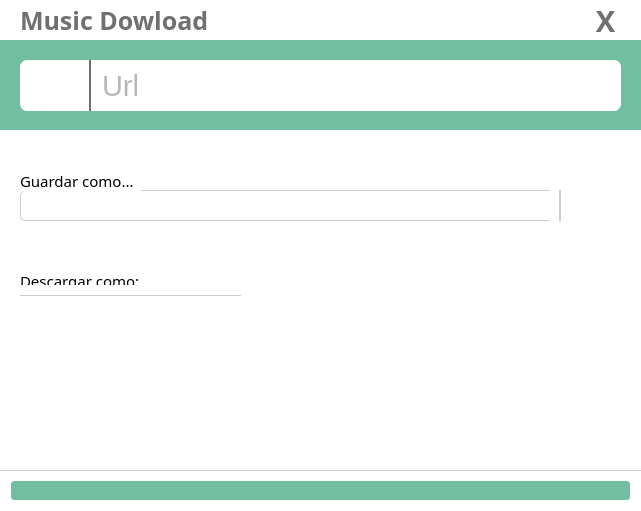
Above: Ui/Ui_Main.ui from javi20gu/Music_Download before the change. Below: the same form after it.
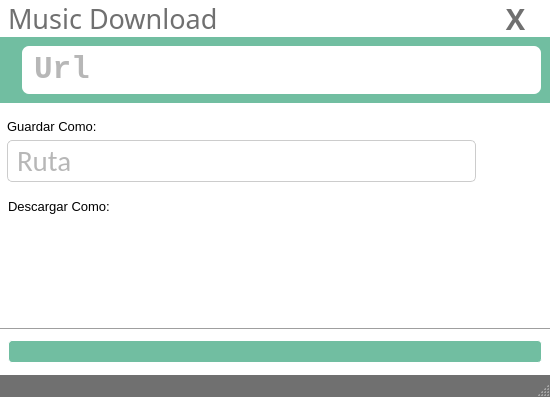
That is the form after the change.

```diff
--- a/Ui/Ui_Main.ui
+++ b/Ui/Ui_Main.ui
@@ -1,73 +1,80 @@
 <?xml version="1.0" encoding="UTF-8"?>
 <ui version="4.0">
- <class>Ventana_Base</class>
- <widget class="QWidget" name="Ventana_Base">
+ <class>Ventana</class>
+ <widget class="QMainWindow" name="Ventana">
   <property name="geometry">
    <rect>
     <x>0</x>
     <y>0</y>
-    <width>641</width>
-    <height>511</height>
+    <width>550</width>
+    <height>397</height>
    </rect>
   </property>
+  <property name="font">
+   <font>
+    <pointsize>8</pointsize>
+   </font>
+  </property>
   <property name="windowTitle">
    <string>Music Download</string>
   </property>
   <property name="styleSheet">
-   <string notr="true">background-color: rgb(255, 255, 255);</string>
+   <string notr="true">#Ventana {
+background-color: rgb(255, 255, 255);
+}
+#statusbar{
+background-color:rgb(112, 112, 112);
+color: rgb(113, 190, 161);
+	font: 87 10pt &quot;Segoe UI Black&quot;;
+}</string>
   </property>
-  <widget class="QFrame" name="frame">
-   <property name="geometry">
-    <rect>
-     <x>0</x>
-     <y>0</y>
-     <width>641</width>
-     <height>41</height>
-    </rect>
-   </property>
-   <property name="styleSheet">
-    <string notr="true">border: 0px solid #fff;</string>
-   </property>
-   <property name="frameShape">
-    <enum>QFrame::StyledPanel</enum>
-   </property>
-   <property name="frameShadow">
-    <enum>QFrame::Raised</enum>
-   </property>
+  <widget class="QWidget" name="centralwidget">
+   <layout class="QVBoxLayout" name="verticalLayout_5">
+    <property name="leftMargin">
+     <number>0</number>
+    </property>
+    <property name="topMargin">
+     <number>0</number>
+    </property>
+    <property name="rightMargin">
+     <number>0</number>
+    </property>
+    <item>
+     <layout class="QVBoxLayout" name="verticalLayout_2">
+      <property name="spacing">
+       <number>0</number>
+      </property>
+      <item>
+       <layout class="QHBoxLayout" name="horizontalLayout_3" stretch="1,0">
+        <property name="leftMargin">
+         <number>8</number>
+        </property>
+        <property name="rightMargin">
+         <number>0</number>
+        </property>
+        <item>
    <widget class="QLabel" name="titulo">
-    <property name="geometry">
-     <rect>
-      <x>20</x>
-      <y>0</y>
-      <width>291</width>
-      <height>41</height>
-     </rect>
-    </property>
     <property name="font">
      <font>
       <family>Segoe UI Black</family>
-      <pointsize>19</pointsize>
-      <weight>75</weight>
-      <italic>false</italic>
-      <bold>true</bold>
-      <underline>false</underline>
+            <pointsize>20</pointsize>
      </font>
     </property>
     <property name="styleSheet">
      <string notr="true">color: rgb(112, 112, 112);</string>
     </property>
     <property name="text">
-     <string>Music Dowload</string>
-    </property>
-   </widget>
+           <string>Music Download</string>
+          </property>
+         </widget>
+        </item>
+        <item>
    <widget class="QPushButton" name="salir">
-    <property name="geometry">
-     <rect>
-      <x>570</x>
-      <y>0</y>
-      <width>71</width>
-      <height>41</height>
-     </rect>
+          <property name="minimumSize">
+           <size>
+            <width>69</width>
+            <height>37</height>
+           </size>
     </property>
     <property name="font">
      <font>
@@ -92,20 +99,16 @@
      <string>X</string>
     </property>
    </widget>
-  </widget>
-  <widget class="QFrame" name="frame_2">
-   <property name="geometry">
-    <rect>
-     <x>0</x>
-     <y>40</y>
-     <width>641</width>
-     <height>91</height>
-    </rect>
-   </property>
+        </item>
+       </layout>
+      </item>
+      <item>
+       <widget class="QFrame" name="frame">
    <property name="styleSheet">
-    <string notr="true">#frame_2 {
+         <string notr="true">#frame {
 background-color: rgb(113, 190, 161);
-border: 0px solid #fff
+border: 0px solid #fff;
+margin: 0px
 }</string>
    </property>
    <property name="frameShape">
@@ -114,18 +117,43 @@
    <property name="frameShadow">
     <enum>QFrame::Raised</enum>
    </property>
+        <layout class="QHBoxLayout" name="horizontalLayout_4">
+         <item>
+          <widget class="QLabel" name="imagen_enlace">
+           <property name="minimumSize">
+            <size>
+             <width>1</width>
+             <height>4</height>
+            </size>
+           </property>
+           <property name="maximumSize">
+            <size>
+             <width>58</width>
+             <height>48</height>
+            </size>
+           </property>
+           <property name="text">
+            <string/>
+           </property>
+           <property name="scaledContents">
+            <bool>true</bool>
+           </property>
+          </widget>
+         </item>
+         <item>
    <widget class="QLineEdit" name="input">
-    <property name="geometry">
-     <rect>
-      <x>20</x>
-      <y>20</y>
-      <width>601</width>
-      <height>51</height>
-     </rect>
+           <property name="minimumSize">
+            <size>
+             <width>0</width>
+             <height>48</height>
+            </size>
     </property>
     <property name="font">
      <font>
-      <pointsize>22</pointsize>
+             <family>Consolas</family>
+             <pointsize>23</pointsize>
+             <weight>75</weight>
+             <bold>true</bold>
      </font>
     </property>
     <property name="styleSheet">
@@ -133,99 +161,77 @@
 	border: 0px solid #fff;
 	border-radius: 7px;
 	background-color: rgb(255, 255, 255);
-	padding-left: 80px;
+	padding-left: 10px;
 	color: rgb(112, 112, 112);
 }</string>
     </property>
+           <property name="inputMask">
+            <string/>
+           </property>
+           <property name="dragEnabled">
+            <bool>true</bool>
+           </property>
     <property name="placeholderText">
      <string>Url</string>
     </property>
    </widget>
-   <widget class="QLabel" name="imagen_enlace">
-    <property name="geometry">
-     <rect>
-      <x>30</x>
-      <y>20</y>
-      <width>51</width>
-      <height>51</height>
-     </rect>
-    </property>
-    <property name="styleSheet">
-     <string notr="true">background-color: rgba(23,23,23, .0)</string>
-    </property>
-    <property name="scaledContents">
-     <bool>true</bool>
-    </property>
-    <property name="buddy">
-     <cstring>input</cstring>
-    </property>
-   </widget>
-   <widget class="Line" name="line">
-    <property name="geometry">
-     <rect>
-      <x>80</x>
-      <y>20</y>
-      <width>20</width>
-      <height>51</height>
-     </rect>
-    </property>
-    <property name="styleSheet">
-     <string notr="true">background-color: rgba(255, 255, 255);
-color: rgb(112, 112, 112)</string>
-    </property>
-    <property name="frameShadow">
-     <enum>QFrame::Plain</enum>
-    </property>
-    <property name="lineWidth">
-     <number>2</number>
-    </property>
-    <property name="midLineWidth">
-     <number>0</number>
-    </property>
+         </item>
+        </layout>
+       </widget>
+      </item>
+     </layout>
+    </item>
+    <item>
+     <spacer name="verticalSpacer">
     <property name="orientation">
      <enum>Qt::Vertical</enum>
     </property>
-   </widget>
-  </widget>
-  <widget class="QLabel" name="printGuardar">
-   <property name="geometry">
-    <rect>
-     <x>20</x>
-     <y>170</y>
-     <width>121</width>
-     <height>21</height>
-    </rect>
-   </property>
+      <property name="sizeHint" stdset="0">
+       <size>
+        <width>20</width>
+        <height>23</height>
+       </size>
+      </property>
+     </spacer>
+    </item>
+    <item>
+     <layout class="QVBoxLayout" name="verticalLayout_4">
+      <property name="leftMargin">
+       <number>7</number>
+      </property>
+      <property name="rightMargin">
+       <number>7</number>
+      </property>
+      <item>
+       <widget class="QLabel" name="label_2">
    <property name="font">
     <font>
-     <family>Calibri Light</family>
-     <pointsize>11</pointsize>
-     <italic>false</italic>
+          <family>Segoe UI Historic</family>
+          <pointsize>10</pointsize>
     </font>
    </property>
    <property name="styleSheet">
     <string notr="true">background-color: rgba(255, 255, 255, .0);</string>
    </property>
    <property name="text">
-    <string>Guardar como...</string>
-   </property>
-   <property name="buddy">
-    <cstring>input_Ublicacion</cstring>
-   </property>
-  </widget>
+         <string>Guardar Como:</string>
+        </property>
+       </widget>
+      </item>
+      <item>
+       <layout class="QHBoxLayout" name="horizontalLayout_2">
+        <item>
   <widget class="QLineEdit" name="input_Ublicacion">
-   <property name="geometry">
-    <rect>
-     <x>20</x>
-     <y>190</y>
-     <width>601</width>
-     <height>31</height>
-    </rect>
+          <property name="minimumSize">
+           <size>
+            <width>0</width>
+            <height>42</height>
+           </size>
    </property>
    <property name="font">
     <font>
-     <family>Consolas</family>
-     <pointsize>13</pointsize>
+            <family>Calibri</family>
+            <pointsize>22</pointsize>
     </font>
    </property>
    <property name="styleSheet">
@@ -234,7 +240,7 @@
 	border-radius: 5px;
 	padding-left: 7px;
 	background-color: rgb(255, 255, 255);
-	color: rgb(0, 0, 0);
+	color: rgb(112, 112, 112);
 	padding-right: 64px;
 }</string>
    </property>
@@ -242,44 +248,17 @@
     <bool>true</bool>
    </property>
    <property name="placeholderText">
-    <string/>
-   </property>
-  </widget>
-  <widget class="Line" name="line_2">
-   <property name="geometry">
-    <rect>
-     <x>550</x>
-     <y>190</y>
-     <width>21</width>
-     <height>31</height>
-    </rect>
-   </property>
-   <property name="styleSheet">
-    <string notr="true">background-color: rgba(255, 255, 255, .0);
-color: rgb(204, 204, 204);
-</string>
-   </property>
-   <property name="frameShadow">
-    <enum>QFrame::Plain</enum>
-   </property>
-   <property name="lineWidth">
-    <number>2</number>
-   </property>
-   <property name="midLineWidth">
-    <number>0</number>
-   </property>
-   <property name="orientation">
-    <enum>Qt::Vertical</enum>
-   </property>
-  </widget>
+           <string>Ruta</string>
+          </property>
+         </widget>
+        </item>
+        <item>
   <widget class="QToolButton" name="botonCarpeta">
-   <property name="geometry">
-    <rect>
-     <x>560</x>
-     <y>190</y>
+          <property name="minimumSize">
+           <size>
      <width>61</width>
-     <height>31</height>
-    </rect>
+            <height>37</height>
+           </size>
    </property>
    <property name="styleSheet">
     <string notr="true">#botonCarpeta {
@@ -290,24 +269,197 @@
 	background-color: rgb(113, 190, 161)
 }</string>
    </property>
+          <property name="text">
+           <string/>
+          </property>
    <property name="iconSize">
     <size>
-     <width>44</width>
-     <height>44</height>
+            <width>35</width>
+            <height>35</height>
     </size>
    </property>
    <property name="autoRaise">
     <bool>true</bool>
    </property>
   </widget>
+        </item>
+       </layout>
+      </item>
+     </layout>
+    </item>
+    <item>
+     <spacer name="verticalSpacer_4">
+      <property name="orientation">
+       <enum>Qt::Vertical</enum>
+      </property>
+      <property name="sizeType">
+       <enum>QSizePolicy::Expanding</enum>
+      </property>
+      <property name="sizeHint" stdset="0">
+       <size>
+        <width>20</width>
+        <height>23</height>
+       </size>
+      </property>
+     </spacer>
+    </item>
+    <item>
+     <layout class="QVBoxLayout" name="verticalLayout_3">
+      <property name="spacing">
+       <number>3</number>
+      </property>
+      <property name="leftMargin">
+       <number>8</number>
+      </property>
+      <property name="rightMargin">
+       <number>8</number>
+      </property>
+      <item>
+       <widget class="QLabel" name="printDescargar">
+        <property name="font">
+         <font>
+          <family>Segoe UI Historic</family>
+          <pointsize>10</pointsize>
+          <weight>50</weight>
+          <bold>false</bold>
+         </font>
+        </property>
+        <property name="text">
+         <string>Descargar Como:</string>
+        </property>
+       </widget>
+      </item>
+      <item>
+       <layout class="QHBoxLayout" name="horizontalLayout">
+        <property name="spacing">
+         <number>20</number>
+        </property>
+        <item>
+         <widget class="QToolButton" name="botonMp3">
+          <property name="styleSheet">
+           <string notr="true">#botonMp3:hover{
+border: 1px solid rgb(118, 118, 118);
+background-color: rgb(112, 112, 112);
+border-radius: 6px
+}</string>
+          </property>
+          <property name="text">
+           <string/>
+          </property>
+          <property name="iconSize">
+           <size>
+            <width>63</width>
+            <height>86</height>
+           </size>
+          </property>
+          <property name="autoRaise">
+           <bool>true</bool>
+          </property>
+         </widget>
+        </item>
+        <item>
+         <widget class="QToolButton" name="botonMp4a">
+          <property name="styleSheet">
+           <string notr="true">#botonMp4a:hover{
+border: 1px solid rgb(118, 118, 118);
+background-color: rgb(112, 112, 112);
+border-radius: 6px
+}</string>
+          </property>
+          <property name="text">
+           <string/>
+          </property>
+          <property name="iconSize">
+           <size>
+            <width>63</width>
+            <height>86</height>
+           </size>
+          </property>
+          <property name="autoRaise">
+           <bool>true</bool>
+          </property>
+         </widget>
+        </item>
+        <item>
+         <widget class="QToolButton" name="botonMp4">
+          <property name="styleSheet">
+           <string notr="true">#botonMp4:hover{
+border: 1px solid rgb(118, 118, 118);
+background-color: rgb(112, 112, 112);
+border-radius: 6px
+}</string>
+          </property>
+          <property name="text">
+           <string/>
+          </property>
+          <property name="iconSize">
+           <size>
+            <width>63</width>
+            <height>86</height>
+           </size>
+          </property>
+          <property name="autoRaise">
+           <bool>true</bool>
+          </property>
+         </widget>
+        </item>
+        <item>
+         <spacer name="horizontalSpacer">
+          <property name="orientation">
+           <enum>Qt::Horizontal</enum>
+          </property>
+          <property name="sizeHint" stdset="0">
+           <size>
+            <width>420</width>
+            <height>0</height>
+           </size>
+          </property>
+         </spacer>
+        </item>
+       </layout>
+      </item>
+     </layout>
+    </item>
+    <item>
+     <spacer name="verticalSpacer_3">
+      <property name="orientation">
+       <enum>Qt::Vertical</enum>
+      </property>
+      <property name="sizeHint" stdset="0">
+       <size>
+        <width>20</width>
+        <height>25</height>
+       </size>
+      </property>
+     </spacer>
+    </item>
+    <item>
+     <widget class="Line" name="line">
+      <property name="orientation">
+       <enum>Qt::Horizontal</enum>
+      </property>
+     </widget>
+    </item>
+    <item>
+     <layout class="QVBoxLayout" name="verticalLayout">
+      <property name="leftMargin">
+       <number>8</number>
+      </property>
+      <property name="topMargin">
+       <number>3</number>
+      </property>
+      <property name="rightMargin">
+       <number>8</number>
+      </property>
+      <property name="bottomMargin">
+       <number>3</number>
+      </property>
+      <item>
   <widget class="QProgressBar" name="proceso">
-   <property name="geometry">
-    <rect>
-     <x>10</x>
-     <y>480</y>
-     <width>621</width>
-     <height>21</height>
-    </rect>
+        <property name="font">
+         <font>
+          <pointsize>8</pointsize>
+         </font>
    </property>
    <property name="styleSheet">
     <string notr="true">#proceso {
@@ -330,202 +482,13 @@
     <bool>false</bool>
    </property>
   </widget>
-  <widget class="QFrame" name="frame_3">
-   <property name="geometry">
-    <rect>
-     <x>0</x>
-     <y>130</y>
-     <width>641</width>
-     <height>381</height>
-    </rect>
-   </property>
-   <property name="styleSheet">
-    <string notr="true">#frame_3{
-background-color: rgb(255, 255, 255);
-border: 0px solid #fff;
-}</string>
-   </property>
-   <property name="frameShape">
-    <enum>QFrame::StyledPanel</enum>
-   </property>
-   <widget class="QToolButton" name="botonMp3">
-    <property name="enabled">
-     <bool>true</bool>
-    </property>
-    <property name="geometry">
-     <rect>
-      <x>20</x>
-      <y>180</y>
-      <width>61</width>
-      <height>71</height>
-     </rect>
-    </property>
-    <property name="toolTip">
-     <string>Mp3</string>
-    </property>
-    <property name="styleSheet">
-     <string notr="true">#botonMp3:hover{
-border: 1px solid rgb(118, 118, 118);
-background-color: rgb(112, 112, 112);
-border-radius: 6px
-}</string>
-    </property>
-    <property name="iconSize">
-     <size>
-      <width>53</width>
-      <height>53</height>
-     </size>
-    </property>
-    <property name="autoRaise">
-     <bool>true</bool>
-    </property>
-   </widget>
-   <widget class="QToolButton" name="botonMp4">
-    <property name="enabled">
-     <bool>true</bool>
-    </property>
-    <property name="geometry">
-     <rect>
-      <x>180</x>
-      <y>180</y>
-      <width>61</width>
-      <height>71</height>
-     </rect>
-    </property>
-    <property name="toolTip">
-     <string>Mp4</string>
-    </property>
-    <property name="styleSheet">
-     <string notr="true">#botonMp4:hover{
-border: 1px solid rgb(118, 118, 118);
-background-color: rgb(112, 112, 112);
-border-radius: 6px
-}</string>
-    </property>
-    <property name="iconSize">
-     <size>
-      <width>53</width>
-      <height>53</height>
-     </size>
-    </property>
-    <property name="autoRaise">
-     <bool>true</bool>
-    </property>
-   </widget>
-   <widget class="QToolButton" name="botonMp4a">
-    <property name="geometry">
-     <rect>
-      <x>100</x>
-      <y>180</y>
-      <width>61</width>
-      <height>71</height>
-     </rect>
-    </property>
-    <property name="toolTip">
-     <string>Mp4a</string>
-    </property>
-    <property name="styleSheet">
-     <string notr="true">#botonMp4a:hover{
-border: 1px solid rgb(118, 118, 118);
-background-color: rgb(112, 112, 112);
-border-radius: 6px
-}</string>
-    </property>
-    <property name="iconSize">
-     <size>
-      <width>53</width>
-      <height>53</height>
-     </size>
-    </property>
-    <property name="autoRaise">
-     <bool>true</bool>
-    </property>
-   </widget>
-   <widget class="QLabel" name="label">
-    <property name="geometry">
-     <rect>
-      <x>20</x>
-      <y>140</y>
-      <width>141</width>
-      <height>21</height>
-     </rect>
-    </property>
-    <property name="font">
-     <font>
-      <family>Calibri Light</family>
-      <pointsize>11</pointsize>
-      <weight>50</weight>
-      <italic>false</italic>
-      <bold>false</bold>
-      <kerning>true</kerning>
-     </font>
-    </property>
-    <property name="text">
-     <string>Descargar como:</string>
-    </property>
-   </widget>
-   <widget class="Line" name="line_3">
-    <property name="geometry">
-     <rect>
-      <x>20</x>
-      <y>155</y>
-      <width>221</width>
-      <height>21</height>
-     </rect>
-    </property>
-    <property name="styleSheet">
-     <string notr="true">color: rgb(204, 204, 204);
-background-color: rgba(255, 255, 255, .0);</string>
-    </property>
-    <property name="frameShadow">
-     <enum>QFrame::Plain</enum>
-    </property>
-    <property name="lineWidth">
-     <number>1</number>
-    </property>
-    <property name="orientation">
-     <enum>Qt::Horizontal</enum>
-    </property>
-   </widget>
-   <widget class="Line" name="line_4">
-    <property name="geometry">
-     <rect>
-      <x>0</x>
-      <y>330</y>
-      <width>641</width>
-      <height>21</height>
-     </rect>
-    </property>
-    <property name="styleSheet">
-     <string notr="true">color: rgb(204, 204, 204);
-background-color: rgba(255, 255, 255,.0);</string>
-    </property>
-    <property name="frameShadow">
-     <enum>QFrame::Plain</enum>
-    </property>
-    <property name="orientation">
-     <enum>Qt::Horizontal</enum>
-    </property>
-   </widget>
-  </widget>
-  <zorder>frame</zorder>
-  <zorder>frame_2</zorder>
-  <zorder>frame_3</zorder>
-  <zorder>input_Ublicacion</zorder>
-  <zorder>printGuardar</zorder>
-  <zorder>proceso</zorder>
-  <zorder>botonCarpeta</zorder>
-  <zorder>line_2</zorder>
- </widget>
- <tabstops>
-  <tabstop>input</tabstop>
-  <tabstop>input_Ublicacion</tabstop>
-  <tabstop>botonCarpeta</tabstop>
-  <tabstop>botonMp3</tabstop>
-  <tabstop>botonMp4a</tabstop>
-  <tabstop>botonMp4</tabstop>
-  <tabstop>salir</tabstop>
- </tabstops>
+      </item>
+     </layout>
+    </item>
+   </layout>
+  </widget>
+  <widget class="QStatusBar" name="statusbar"/>
+ </widget>
  <resources/>
  <connections/>
 </ui>
```
Left out of the diff: 2 changed lines with no effect on the pictures. Lines whose indentation alone changed are shown as unchanged.
